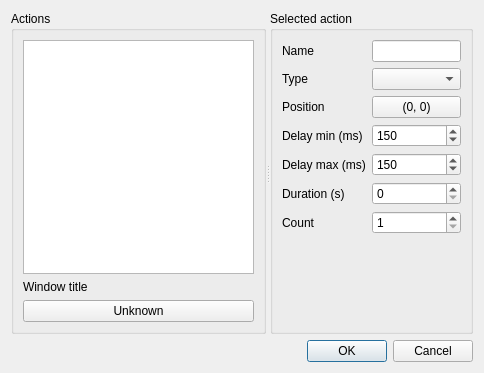
Old version of the form ui/editscriptdialog.ui in the repository kervala/autoclicker.
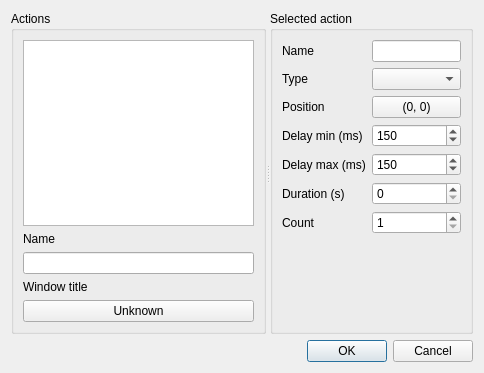
New version of the form.

```diff
--- a/ui/editscriptdialog.ui
+++ b/ui/editscriptdialog.ui
@@ -52,6 +52,16 @@
          </property>
         </widget>
        </item>
+       <item>
+        <widget class="QLabel" name="nameLabel_2">
+         <property name="text">
+          <string>Name</string>
+         </property>
+        </widget>
+       </item>
+       <item>
+        <widget class="QLineEdit" name="nameEdit"/>
+       </item>
        <item>
         <widget class="QLabel" name="windowTitleLabel">
          <property name="text">
```
Left out of the diff: 12 changed lines with no effect on the pictures.
